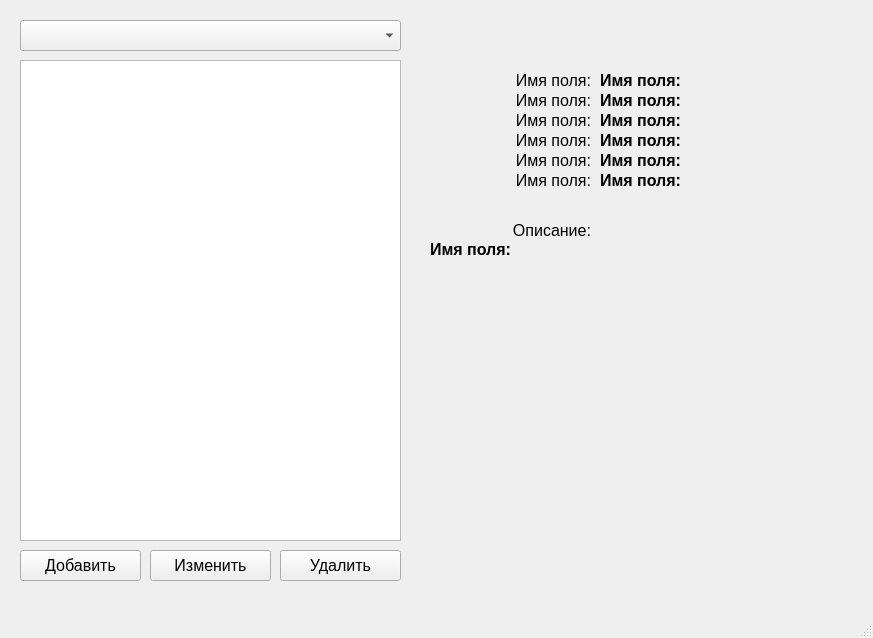
Qt form database/form.ui (iambarsik/QtSTR) before a commit.
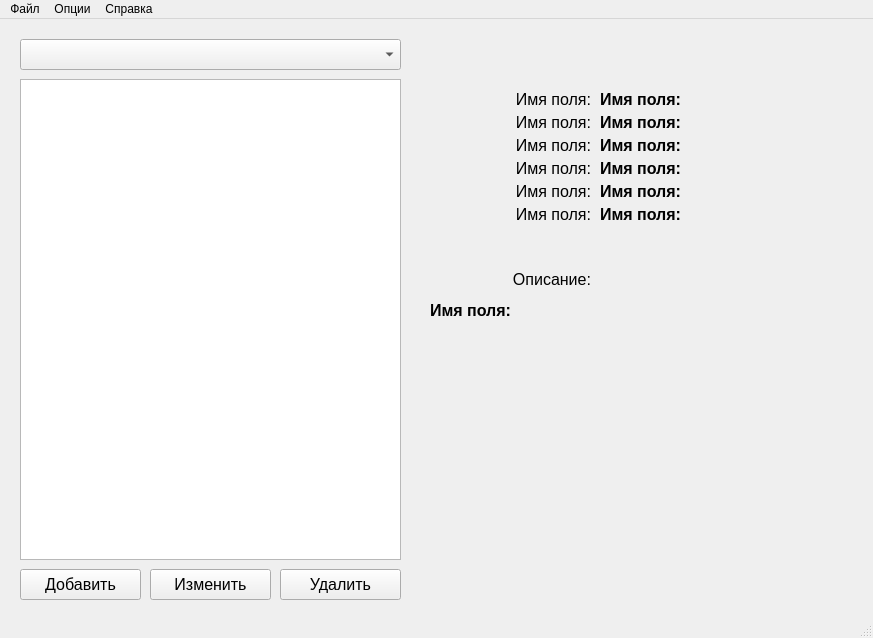
The same form after that commit.

```diff
--- a/database/form.ui
+++ b/database/form.ui
@@ -166,7 +166,7 @@
      <property name="geometry">
       <rect>
        <x>180</x>
-       <y>40</y>
+       <y>43</y>
        <width>221</width>
        <height>20</height>
       </rect>
@@ -189,7 +189,7 @@
      <property name="geometry">
       <rect>
        <x>10</x>
-       <y>40</y>
+       <y>43</y>
        <width>161</width>
        <height>20</height>
       </rect>
@@ -210,7 +210,7 @@
      <property name="geometry">
       <rect>
        <x>10</x>
-       <y>60</y>
+       <y>66</y>
        <width>161</width>
        <height>20</height>
       </rect>
@@ -231,7 +231,7 @@
      <property name="geometry">
       <rect>
        <x>180</x>
-       <y>60</y>
+       <y>66</y>
        <width>221</width>
        <height>20</height>
       </rect>
@@ -254,7 +254,7 @@
      <property name="geometry">
       <rect>
        <x>10</x>
-       <y>80</y>
+       <y>89</y>
        <width>161</width>
        <height>20</height>
       </rect>
@@ -275,7 +275,7 @@
      <property name="geometry">
       <rect>
        <x>180</x>
-       <y>80</y>
+       <y>89</y>
        <width>221</width>
        <height>20</height>
       </rect>
@@ -298,7 +298,7 @@
      <property name="geometry">
       <rect>
        <x>10</x>
-       <y>100</y>
+       <y>112</y>
        <width>161</width>
        <height>20</height>
       </rect>
@@ -319,7 +319,7 @@
      <property name="geometry">
       <rect>
        <x>180</x>
-       <y>100</y>
+       <y>112</y>
        <width>221</width>
        <height>20</height>
       </rect>
@@ -342,7 +342,7 @@
      <property name="geometry">
       <rect>
        <x>10</x>
-       <y>170</y>
+       <y>200</y>
        <width>161</width>
        <height>20</height>
       </rect>
@@ -363,9 +363,9 @@
      <property name="geometry">
       <rect>
        <x>10</x>
-       <y>190</y>
+       <y>232</y>
        <width>421</width>
-       <height>61</height>
+       <height>81</height>
       </rect>
      </property>
      <property name="font">
@@ -389,7 +389,7 @@
      <property name="geometry">
       <rect>
        <x>180</x>
-       <y>120</y>
+       <y>135</y>
        <width>221</width>
        <height>20</height>
       </rect>
@@ -412,7 +412,7 @@
      <property name="geometry">
       <rect>
        <x>10</x>
-       <y>120</y>
+       <y>135</y>
        <width>161</width>
        <height>20</height>
       </rect>
@@ -440,6 +440,26 @@
      <height>22</height>
     </rect>
    </property>
+   <widget class="QMenu" name="menu">
+    <property name="title">
+     <string>Файл</string>
+    </property>
+    <addaction name="action_generate"/>
+   </widget>
+   <widget class="QMenu" name="menu_2">
+    <property name="title">
+     <string>Опции</string>
+    </property>
+    <addaction name="action_SQL"/>
+   </widget>
+   <widget class="QMenu" name="menu_3">
+    <property name="title">
+     <string>Справка</string>
+    </property>
+   </widget>
+   <addaction name="menu"/>
+   <addaction name="menu_2"/>
+   <addaction name="menu_3"/>
   </widget>
   <widget class="QStatusBar" name="statusbar"/>
  </widget>
```
Left out of the diff: 13 changed lines with no effect on the pictures.
